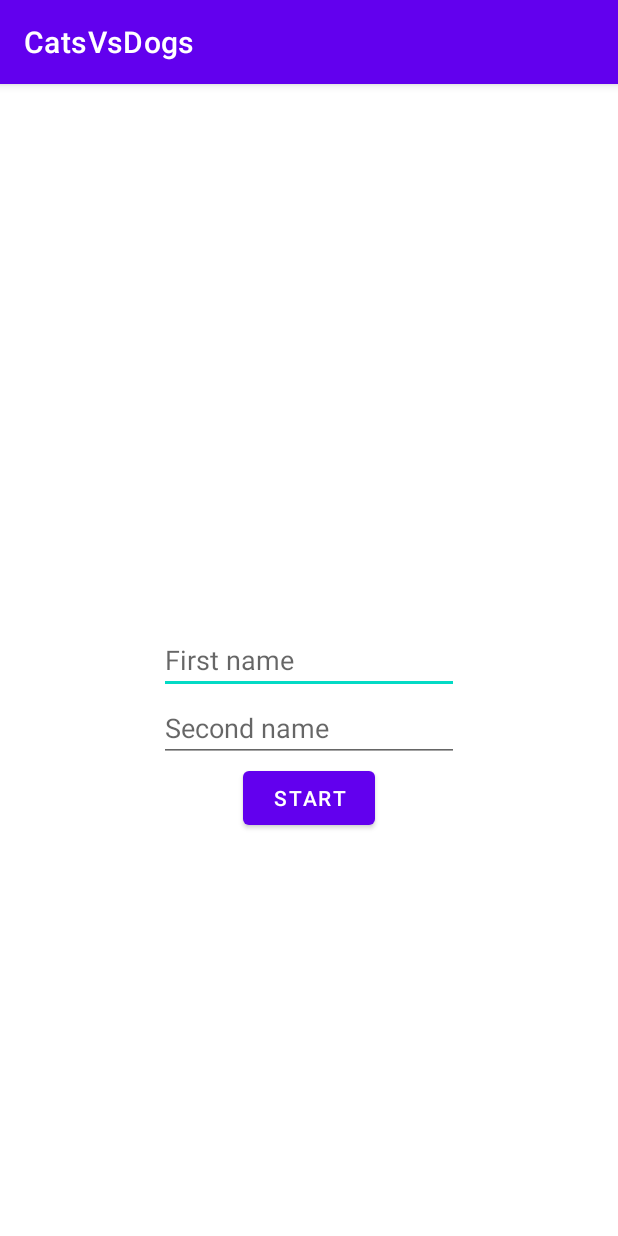
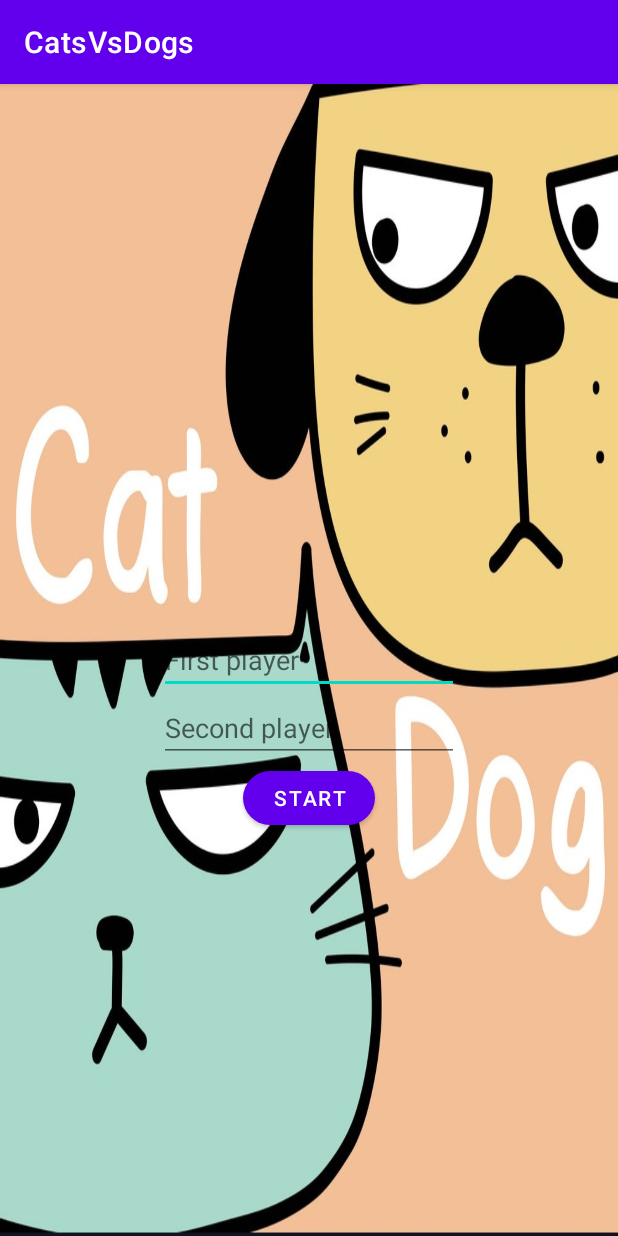
Before and after one commit to devAlexanderKonopelko/CatsVSDogs, an Android app: the screen it shows after launch (MainActivity), on a phone screen of 412 x 824 dp. Run offline under Robolectric (Android 15) with nearby library versions, the phone set to English and light mode, and no system bars.

Commit message:
background
+ background

```diff
--- a/app/src/main/res/layout/activity_main.xml
+++ b/app/src/main/res/layout/activity_main.xml
@@ -4,13 +4,15 @@
     xmlns:tools="http://schemas.android.com/tools"
     android:layout_width="match_parent"
     android:layout_height="match_parent"
-    tools:context=".MainActivity">
+    tools:context=".MainActivity"
+    android:background="@drawable/cat_vs_dog_background">
 
     <com.google.android.material.button.MaterialButton
         android:id="@+id/startButton"
         android:layout_width="wrap_content"
         android:layout_height="wrap_content"
         android:text="@string/start"
+        app:cornerRadius="20dp"
         app:layout_constraintEnd_toEndOf="parent"
         app:layout_constraintStart_toStartOf="parent"
         app:layout_constraintTop_toBottomOf="@+id/secondName" />
--- a/app/src/main/res/values/strings.xml
+++ b/app/src/main/res/values/strings.xml
@@ -2,8 +2,8 @@
     <string name="app_name">CatsVsDogs</string>
     <string name="start">Start</string>
     <string name="first_player">First player</string>
-    <string name="second_name">Second name</string>
-    <string name="first_name">First name</string>
+    <string name="second_name">Second player</string>
+    <string name="first_name">First player</string>
     <string name="finish_fragment_title">Winner</string>
     <string name="finish_fragment_history">Leader Board</string>
     <string name="finish_fragment_start">Play again</string>
```
Also changed, not shown: app/src/main/res/drawable/cat_vs_dog_background.jpg (added).
